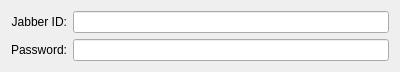
KDE/ktp-accounts-kcm, file gabble/main-options-widget.ui: the form before one commit.
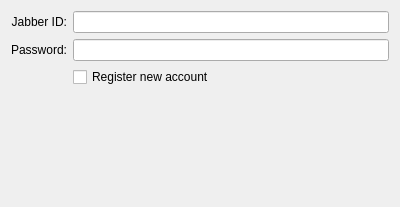
The form after the commit. Custom widgets are drawn as their Qt base class.

Commit message:
Add register button to jabber account.
Reviewed by: Rohan Garg

The edit to the form file:
```diff
--- a/gabble/main-options-widget.ui
+++ b/gabble/main-options-widget.ui
@@ -7,7 +7,7 @@
     <x>0</x>
     <y>0</y>
     <width>400</width>
-    <height>62</height>
+    <height>207</height>
    </rect>
   </property>
   <property name="windowTitle">
@@ -49,6 +49,13 @@
        </property>
       </widget>
      </item>
+     <item row="3" column="1">
+      <widget class="QCheckBox" name="registerCheckBox">
+       <property name="text">
+        <string>Register new account</string>
+       </property>
+      </widget>
+     </item>
     </layout>
    </item>
   </layout>
```
Left out of the diff: 4 changed lines with no effect on the pictures. The commit also changes 1 other file.
